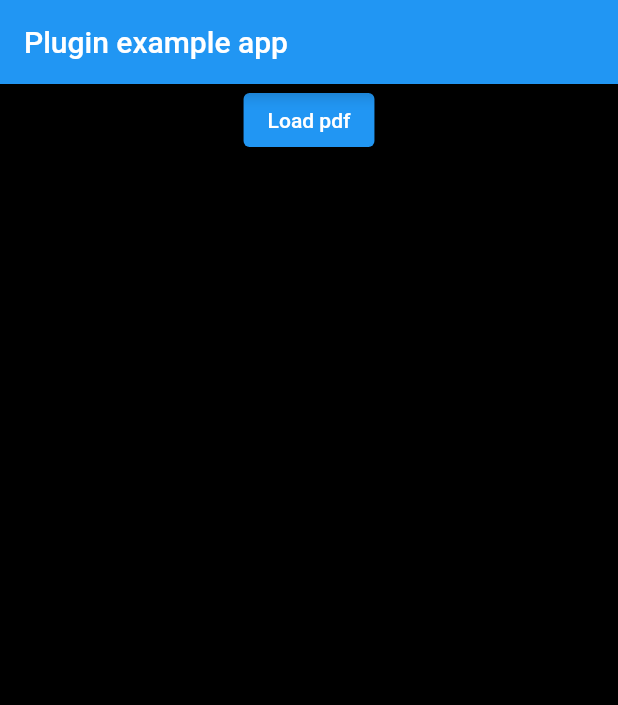
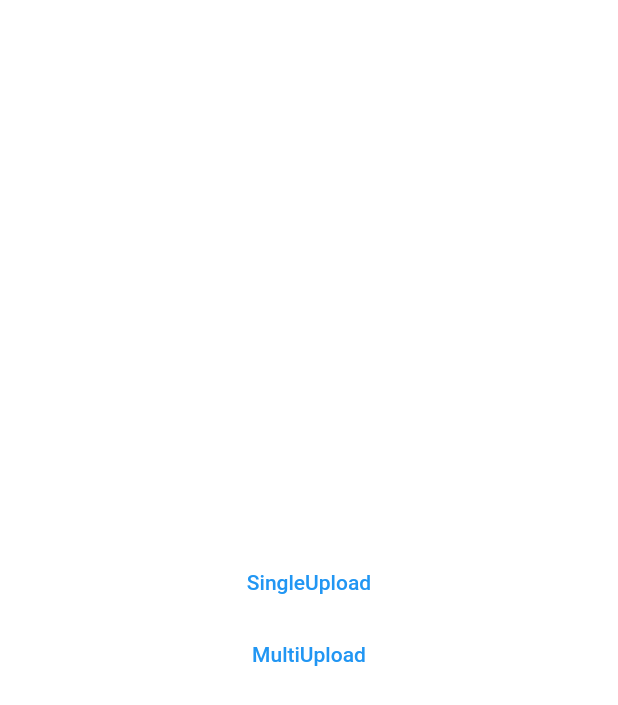
Before and after one commit to dldlsdn4/NuPdf, a Flutter app: the screen it shows after launch, on a phone screen of 412 x 824 dp. Shown: the top 705 px of the screen. Run offline on Flutter 3.47's test engine with Material 2 defaults, Android fonts, the light colour scheme and no system bars; our stand-ins replace file_picker.

Commit message:
20220928 study about pdf

```diff
--- a/lib/main.dart
+++ b/lib/main.dart
@@ -2,69 +2,78 @@ import 'dart:async';
 import 'dart:io';
 
 import 'package:flutter/material.dart';
-import 'package:http/http.dart' as http;
-import 'package:path_provider/path_provider.dart';
-import 'package:pdf_viewer_plugin/pdf_viewer_plugin.dart';
+import 'package:file_picker/file_picker.dart';
 
 void main() {
   runApp(MyApp());
 }
 
-class MyApp extends StatefulWidget {
-  @override
-  _MyAppState createState() => _MyAppState();
-}
-
-class _MyAppState extends State<MyApp> {
-  final sampleUrl = 'https://www.africau.edu/images/default/sample.pdf';
-
-  String? pdfFlePath;
-
-  Future<String> downloadAndSavePdf() async {
-    final directory = await getApplicationDocumentsDirectory();
-    final file = File('${directory.path}/chaket.pdf');
-    if (await file.exists()) {
-      return file.path;
-    }
-    final response = await http.get(Uri.parse(sampleUrl));
-    await file.writeAsBytes(response.bodyBytes);
-    return file.path;
-  }
-
-  void loadPdf() async {
-    pdfFlePath = await downloadAndSavePdf();
-    setState(() {});
-  }
-
+class MyApp extends StatelessWidget {
+  const MyApp({Key? key}) : super(key: key);
   @override
   Widget build(BuildContext context) {
     return MaterialApp(
-      home: Builder(builder: (context) {
-        return Scaffold(
-          backgroundColor: Colors.black,
-          appBar: AppBar(
-            title: Text('Plugin example app'),
+      theme: ThemeData(
+        primarySwatch: Colors.blue,
       ),
-          body: Center(
+      home: const MyHomePage(),
+      debugShowCheckedModeBanner: false,
+    );
+  }
+}
+
+class MyHomePage extends StatefulWidget {
+  const MyHomePage({Key? key}) : super(key: key);
+
+  @override
+  State<MyHomePage> createState() => _MyHomePageState();
+}
+
+class _MyHomePageState extends State<MyHomePage> {
+  @override
+  Widget build(BuildContext context) {
+    return SafeArea(
+      child: Center(
         child: Column(
-              children: <Widget>[
-                ElevatedButton(
-                  child: Text("Load pdf"),
-                  onPressed: loadPdf,
+          mainAxisAlignment: MainAxisAlignment.center,
+          children: [
+            TextButton(
+              onPressed: SingleUploadClick,
+              child: Text('SingleUpload'),
             ),
-                if (pdfFlePath != null)
-                  Expanded(
-                    child: Container(
-                      child: PdfView(path: pdfFlePath!),
+            TextButton(
+              onPressed: MultiUploadClick,
+              child: Text('MultiUpload'),
             ),
-                  )
-                else
-                  Text("Pdf is not Loaded"),
           ],
         ),
       ),
     );
-      }),
+  }
+
+  SingleUploadClick() async {
+    print('flieupload click');
+    FilePickerResult? result = await FilePicker.platform.pickFiles(
+      type: FileType.custom,
+      allowedExtensions: ['jpg', 'pdf', 'png'],
     );
+
+    if (result != null) {
+      print('result : ' + result.files.first.name);
+    } else {
+      print('사용자가 업로드를 취소했습니다.');
     }
   }
+
+  MultiUploadClick() async {
+    FilePickerResult? result =
+        await FilePicker.platform.pickFiles(allowMultiple: true);
+
+    if (result != null) {
+      List<File> files = result.paths.map((path) => File(path!)).toList();
+      print('files : ' + files.length.toString());
+    } else {
+      print('사용자가 업로드를 취소했습니다.');
+    }
+  }
+}
--- a/pubspec.yaml
+++ b/pubspec.yaml
@@ -34,9 +34,7 @@ dependencies:
   # The following adds the Cupertino Icons font to your application.
   # Use with the CupertinoIcons class for iOS style icons.
   cupertino_icons: ^1.0.2
-  pdf_viewer_plugin: ^2.0.1
-  path_provider:
-  http:
+  file_picker: ^5.2.0+1
 
 dev_dependencies:
   flutter_test:
```
Also changed, not shown: pubspec.lock, 2 other files. Lines whose indentation alone changed are shown as unchanged.
